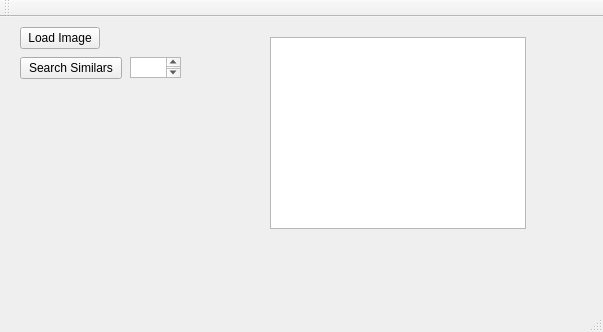
This is Facesim/mainwindow.ui in dcharrezt/Face_Similarity as Qt 5 draws it before an edit. The edited form follows.
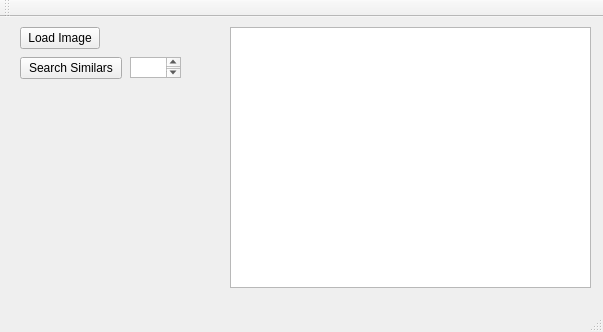
This is the edited form.

Patch:
```diff
--- a/Facesim/mainwindow.ui
+++ b/Facesim/mainwindow.ui
@@ -37,24 +37,13 @@
      </rect>
     </property>
    </widget>
-   <widget class="QWidget" name="verticalLayoutWidget">
-    <property name="geometry">
-     <rect>
-      <x>310</x>
-      <y>40</y>
-      <width>231</width>
-      <height>181</height>
-     </rect>
-    </property>
-    <layout class="QVBoxLayout" name="verticalLayout"/>
-   </widget>
    <widget class="QGraphicsView" name="graphicsView">
     <property name="geometry">
      <rect>
-      <x>270</x>
-      <y>20</y>
-      <width>256</width>
-      <height>192</height>
+      <x>230</x>
+      <y>10</y>
+      <width>361</width>
+      <height>261</height>
      </rect>
     </property>
    </widget>
```
